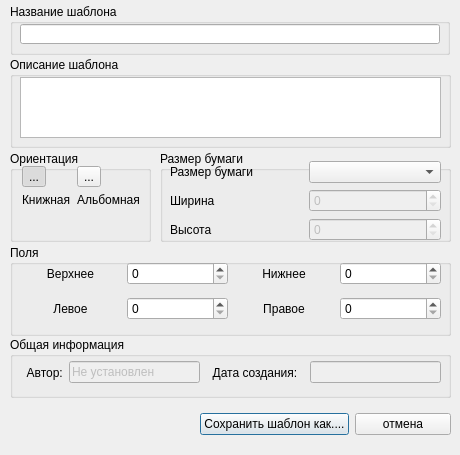
This is vp_plugins/tEditor/addtemplate.ui in sobiron236/cupsfilter as Qt 5 draws it before an edit. The edited form follows.
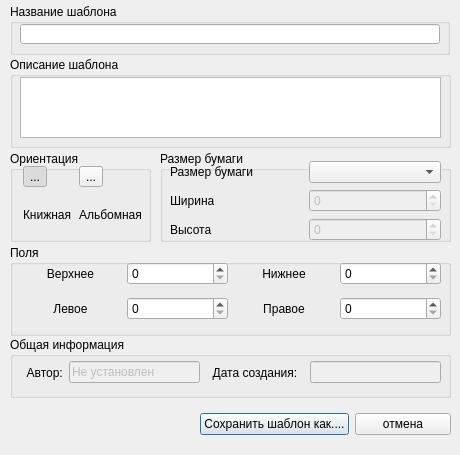
This is the edited form. Icons and pictures are not drawn.

Commit message: Размещение элементов

```diff
--- a/vp_plugins/tEditor/addtemplate.ui
+++ b/vp_plugins/tEditor/addtemplate.ui
@@ -177,7 +177,7 @@
       <height>71</height>
      </rect>
     </property>
-    <layout class="QFormLayout" name="formLayout">
+    <layout class="QGridLayout" name="gridLayout_2">
      <item row="0" column="0">
       <widget class="QToolButton" name="portretBtn">
        <property name="text">
```
Left out of the diff: 10 changed lines with no effect on the pictures.
